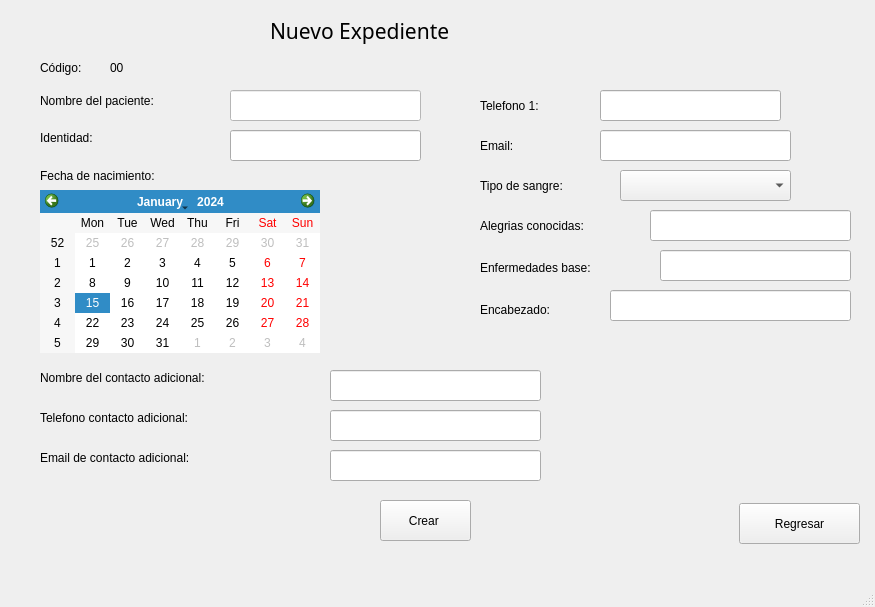
The window that App_Medica/mainwindow.ui (alejandra057/App_Medica_Progra3) describes before a commit, drawn with Qt 5.
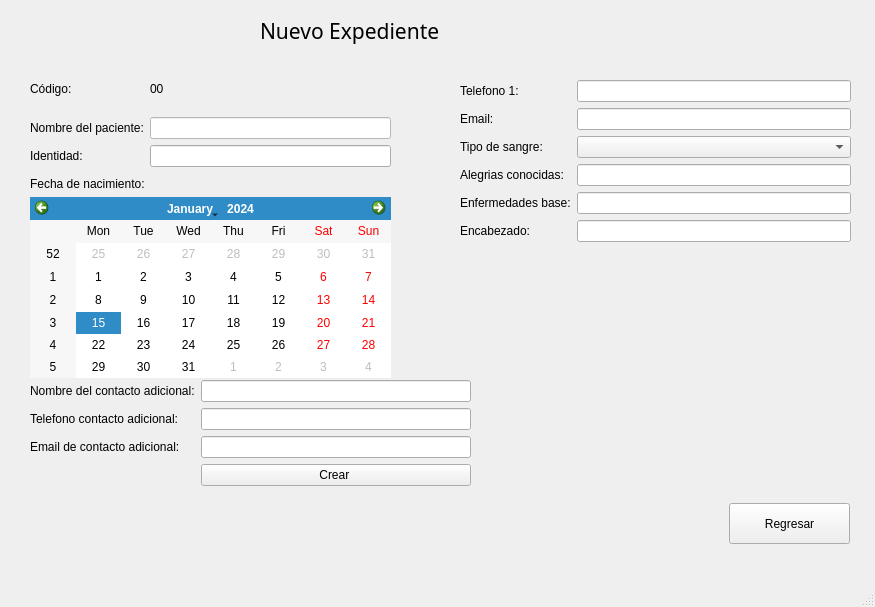
The same window after the commit. The open tabs and pages were chosen to show the change.

The edit to the form file:
```diff
--- a/App_Medica/mainwindow.ui
+++ b/App_Medica/mainwindow.ui
@@ -17,7 +17,7 @@
    <widget class="QStackedWidget" name="stackedWidget">
     <property name="geometry">
      <rect>
-      <x>-20</x>
+      <x>-30</x>
       <y>0</y>
       <width>891</width>
       <height>581</height>
@@ -1391,83 +1391,31 @@
        <string>Nuevo Expediente</string>
       </property>
      </widget>
-     <widget class="QLabel" name="label_36">
+     <widget class="QPushButton" name="pushButton_35">
       <property name="geometry">
        <rect>
-        <x>60</x>
-        <y>90</y>
-        <width>201</width>
-        <height>21</height>
-       </rect>
-      </property>
-      <property name="styleSheet">
-       <string notr="true">color: rgb(0, 0, 0);
-font: 700 11pt &quot;Segoe UI&quot;;</string>
-      </property>
-      <property name="text">
-       <string>Nombre del paciente:</string>
-      </property>
-     </widget>
-     <widget class="QLabel" name="label_37">
-      <property name="geometry">
-       <rect>
-        <x>60</x>
-        <y>130</y>
+        <x>759</x>
+        <y>503</y>
         <width>121</width>
-        <height>16</height>
+        <height>41</height>
        </rect>
       </property>
-      <property name="styleSheet">
-       <string notr="true">color: rgb(0, 0, 0);
-font: 700 11pt &quot;Segoe UI&quot;;</string>
-      </property>
       <property name="text">
-       <string>Identidad:</string>
+       <string>Regresar</string>
       </property>
      </widget>
-     <widget class="QLabel" name="label_38">
+     <widget class="QWidget" name="formLayoutWidget_8">
       <property name="geometry">
        <rect>
-        <x>60</x>
-        <y>60</y>
-        <width>121</width>
-        <height>16</height>
+        <x>490</x>
+        <y>80</y>
+        <width>391</width>
+        <height>221</height>
        </rect>
       </property>
-      <property name="styleSheet">
-       <string notr="true">color: rgb(0, 0, 0);
-font: 700 11pt &quot;Segoe UI&quot;;</string>
-      </property>
-      <property name="text">
-       <string>Código:</string>
-      </property>
-     </widget>
-     <widget class="QLabel" name="label_39">
-      <property name="geometry">
-       <rect>
-        <x>60</x>
-        <y>160</y>
-        <width>211</width>
-        <height>31</height>
-       </rect>
-      </property>
-      <property name="styleSheet">
-       <string notr="true">color: rgb(0, 0, 0);
-font: 700 11pt &quot;Segoe UI&quot;;</string>
-      </property>
-      <property name="text">
-       <string>Fecha de nacimiento:</string>
-      </property>
-     </widget>
+      <layout class="QFormLayout" name="formLayout_10">
+       <item row="1" column="0">
      <widget class="QLabel" name="label_40">
-      <property name="geometry">
-       <rect>
-        <x>500</x>
-        <y>90</y>
-        <width>101</width>
-        <height>31</height>
-       </rect>
-      </property>
       <property name="styleSheet">
        <string notr="true">color: rgb(0, 0, 0);
 font: 700 11pt &quot;Segoe UI&quot;;</string>
@@ -1476,32 +1424,9 @@
        <string>Telefono 1:</string>
       </property>
      </widget>
-     <widget class="QLabel" name="label_41">
-      <property name="geometry">
-       <rect>
-        <x>60</x>
-        <y>370</y>
-        <width>291</width>
-        <height>16</height>
-       </rect>
-      </property>
-      <property name="styleSheet">
-       <string notr="true">color: rgb(0, 0, 0);
-font: 700 11pt &quot;Segoe UI&quot;;</string>
-      </property>
-      <property name="text">
-       <string>Nombre del contacto adicional:</string>
-      </property>
-     </widget>
+       </item>
+       <item row="2" column="0">
      <widget class="QLabel" name="label_42">
-      <property name="geometry">
-       <rect>
-        <x>500</x>
-        <y>130</y>
-        <width>91</width>
-        <height>31</height>
-       </rect>
-      </property>
       <property name="styleSheet">
        <string notr="true">color: rgb(0, 0, 0);
 font: 700 11pt &quot;Segoe UI&quot;;</string>
@@ -1510,32 +1435,9 @@
        <string>Email:</string>
       </property>
      </widget>
-     <widget class="QLabel" name="label_43">
-      <property name="geometry">
-       <rect>
-        <x>60</x>
-        <y>410</y>
-        <width>271</width>
-        <height>16</height>
-       </rect>
-      </property>
-      <property name="styleSheet">
-       <string notr="true">color: rgb(0, 0, 0);
-font: 700 11pt &quot;Segoe UI&quot;;</string>
-      </property>
-      <property name="text">
-       <string>Telefono contacto adicional:</string>
-      </property>
-     </widget>
+       </item>
+       <item row="3" column="0">
      <widget class="QLabel" name="label_44">
-      <property name="geometry">
-       <rect>
-        <x>500</x>
-        <y>175</y>
-        <width>141</width>
-        <height>21</height>
-       </rect>
-      </property>
       <property name="styleSheet">
        <string notr="true">color: rgb(0, 0, 0);
 font: 700 11pt &quot;Segoe UI&quot;;</string>
@@ -1544,15 +1446,9 @@
        <string>Tipo de sangre:</string>
       </property>
      </widget>
+       </item>
+       <item row="4" column="0">
      <widget class="QLabel" name="label_45">
-      <property name="geometry">
-       <rect>
-        <x>500</x>
-        <y>210</y>
-        <width>171</width>
-        <height>31</height>
-       </rect>
-      </property>
       <property name="styleSheet">
        <string notr="true">color: rgb(0, 0, 0);
 font: 700 11pt &quot;Segoe UI&quot;;</string>
@@ -1561,15 +1457,9 @@
        <string>Alegrias conocidas:</string>
       </property>
      </widget>
+       </item>
+       <item row="5" column="0">
      <widget class="QLabel" name="label_46">
-      <property name="geometry">
-       <rect>
-        <x>500</x>
-        <y>260</y>
-        <width>191</width>
-        <height>16</height>
-       </rect>
-      </property>
       <property name="styleSheet">
        <string notr="true">color: rgb(0, 0, 0);
 font: 700 11pt &quot;Segoe UI&quot;;</string>
@@ -1578,151 +1468,26 @@
        <string>Enfermedades base:</string>
       </property>
      </widget>
-     <widget class="QPushButton" name="pushButton_34">
-      <property name="geometry">
-       <rect>
-        <x>400</x>
-        <y>500</y>
-        <width>91</width>
-        <height>41</height>
-       </rect>
-      </property>
-      <property name="text">
-       <string>Crear </string>
-      </property>
-     </widget>
-     <widget class="QPushButton" name="pushButton_35">
-      <property name="geometry">
-       <rect>
-        <x>759</x>
-        <y>503</y>
-        <width>121</width>
-        <height>41</height>
-       </rect>
-      </property>
-      <property name="text">
-       <string>Regresar</string>
-      </property>
-     </widget>
-     <widget class="QLabel" name="CodigoNextExpedienteLabel">
-      <property name="geometry">
-       <rect>
-        <x>130</x>
-        <y>60</y>
-        <width>49</width>
-        <height>16</height>
-       </rect>
-      </property>
+       </item>
+       <item row="6" column="0">
+        <widget class="QLabel" name="label_14">
       <property name="styleSheet">
        <string notr="true">color: rgb(0, 0, 0);
 font: 700 11pt &quot;Segoe UI&quot;;</string>
       </property>
       <property name="text">
-       <string>00</string>
-      </property>
-     </widget>
-     <widget class="QLineEdit" name="NamePacienteCrear">
-      <property name="geometry">
-       <rect>
-        <x>250</x>
-        <y>90</y>
-        <width>191</width>
-        <height>31</height>
-       </rect>
-      </property>
-      <property name="styleSheet">
-       <string notr="true">background-color: rgb(255, 255, 255);</string>
-      </property>
-     </widget>
-     <widget class="QLineEdit" name="IdentidadCrear">
-      <property name="geometry">
-       <rect>
-        <x>250</x>
-        <y>130</y>
-        <width>191</width>
-        <height>31</height>
-       </rect>
-      </property>
-     </widget>
-     <widget class="QLineEdit" name="Telefonocrear">
-      <property name="geometry">
-       <rect>
-        <x>620</x>
-        <y>90</y>
-        <width>181</width>
-        <height>31</height>
-       </rect>
-      </property>
-     </widget>
-     <widget class="QLineEdit" name="EmailCrear">
-      <property name="geometry">
-       <rect>
-        <x>620</x>
-        <y>130</y>
-        <width>191</width>
-        <height>31</height>
-       </rect>
-      </property>
-     </widget>
-     <widget class="QLineEdit" name="contacadiocionalCrear">
-      <property name="geometry">
-       <rect>
-        <x>350</x>
-        <y>370</y>
-        <width>211</width>
-        <height>31</height>
-       </rect>
-      </property>
-     </widget>
-     <widget class="QCalendarWidget" name="calendarFechaNacimiento">
-      <property name="geometry">
-       <rect>
-        <x>60</x>
-        <y>190</y>
-        <width>280</width>
-        <height>163</height>
-       </rect>
-      </property>
-     </widget>
-     <widget class="QLineEdit" name="TelefonoadiocionalCrear">
-      <property name="geometry">
-       <rect>
-        <x>350</x>
-        <y>410</y>
-        <width>211</width>
-        <height>31</height>
-       </rect>
-      </property>
-     </widget>
-     <widget class="QLineEdit" name="AlergiasCrear">
-      <property name="geometry">
-       <rect>
-        <x>670</x>
-        <y>210</y>
-        <width>201</width>
-        <height>31</height>
-       </rect>
-      </property>
-     </widget>
-     <widget class="QLineEdit" name="EnfermedadesCrear">
-      <property name="geometry">
-       <rect>
-        <x>680</x>
-        <y>250</y>
-        <width>191</width>
-        <height>31</height>
-       </rect>
-      </property>
-     </widget>
+          <string>Encabezado:</string>
+         </property>
+        </widget>
+       </item>
+       <item row="1" column="1">
+        <widget class="QLineEdit" name="Telefonocrear"/>
+       </item>
+       <item row="2" column="1">
+        <widget class="QLineEdit" name="EmailCrear"/>
+       </item>
+       <item row="3" column="1">
      <widget class="QComboBox" name="TipodeSangreCrear">
-      <property name="geometry">
-       <rect>
-        <x>640</x>
-        <y>170</y>
-        <width>171</width>
-        <height>31</height>
-       </rect>
-      </property>
       <item>
        <property name="text">
         <string/>
@@ -1769,42 +1534,58 @@
        </property>
       </item>
      </widget>
-     <widget class="QLabel" name="label_14">
+       </item>
+       <item row="4" column="1">
+        <widget class="QLineEdit" name="AlergiasCrear"/>
+       </item>
+       <item row="5" column="1">
+        <widget class="QLineEdit" name="EnfermedadesCrear"/>
+       </item>
+       <item row="6" column="1">
+        <widget class="QLineEdit" name="EncabezadoCrear"/>
+       </item>
+      </layout>
+     </widget>
+     <widget class="QWidget" name="formLayoutWidget_9">
       <property name="geometry">
        <rect>
-        <x>500</x>
-        <y>300</y>
-        <width>131</width>
-        <height>20</height>
+        <x>60</x>
+        <y>380</y>
+        <width>441</width>
+        <height>136</height>
        </rect>
       </property>
+      <layout class="QFormLayout" name="formLayout_11">
+       <item row="0" column="0">
+        <widget class="QLabel" name="label_41">
       <property name="styleSheet">
        <string notr="true">color: rgb(0, 0, 0);
 font: 700 11pt &quot;Segoe UI&quot;;</string>
       </property>
       <property name="text">
-       <string>Encabezado:</string>
-      </property>
-     </widget>
-     <widget class="QLineEdit" name="EncabezadoCrear">
-      <property name="geometry">
-       <rect>
-        <x>630</x>
-        <y>290</y>
-        <width>241</width>
-        <height>31</height>
-       </rect>
-      </property>
-     </widget>
+          <string>Nombre del contacto adicional:</string>
+         </property>
+        </widget>
+       </item>
+       <item row="0" column="1">
+        <widget class="QLineEdit" name="contacadiocionalCrear"/>
+       </item>
+       <item row="1" column="0">
+        <widget class="QLabel" name="label_43">
+         <property name="styleSheet">
+          <string notr="true">color: rgb(0, 0, 0);
+font: 700 11pt &quot;Segoe UI&quot;;</string>
+         </property>
+         <property name="text">
+          <string>Telefono contacto adicional:</string>
+         </property>
+        </widget>
+       </item>
+       <item row="1" column="1">
+        <widget class="QLineEdit" name="TelefonoadiocionalCrear"/>
+       </item>
+       <item row="2" column="0">
      <widget class="QLabel" name="label_102">
-      <property name="geometry">
-       <rect>
-        <x>60</x>
-        <y>450</y>
-        <width>261</width>
-        <height>16</height>
-       </rect>
-      </property>
       <property name="styleSheet">
        <string notr="true">color: rgb(0, 0, 0);
 font: 700 11pt &quot;Segoe UI&quot;;</string>
@@ -1813,15 +1594,110 @@
        <string>Email de contacto adicional:</string>
       </property>
      </widget>
-     <widget class="QLineEdit" name="EmailadionalCrear">
+       </item>
+       <item row="2" column="1">
+        <widget class="QLineEdit" name="EmailadionalCrear"/>
+       </item>
+       <item row="3" column="1">
+        <widget class="QPushButton" name="pushButton_34">
+         <property name="text">
+          <string>Crear </string>
+         </property>
+        </widget>
+       </item>
+      </layout>
+     </widget>
+     <widget class="QWidget" name="verticalLayoutWidget_31">
       <property name="geometry">
        <rect>
-        <x>350</x>
-        <y>450</y>
-        <width>211</width>
-        <height>31</height>
+        <x>60</x>
+        <y>177</y>
+        <width>361</width>
+        <height>201</height>
        </rect>
       </property>
+      <layout class="QVBoxLayout" name="verticalLayout_33">
+       <item>
+        <widget class="QLabel" name="label_39">
+         <property name="styleSheet">
+          <string notr="true">color: rgb(0, 0, 0);
+font: 700 11pt &quot;Segoe UI&quot;;</string>
+         </property>
+         <property name="text">
+          <string>Fecha de nacimiento:</string>
+         </property>
+        </widget>
+       </item>
+       <item>
+        <widget class="QCalendarWidget" name="calendarFechaNacimiento"/>
+       </item>
+      </layout>
+     </widget>
+     <widget class="QWidget" name="gridLayoutWidget_8">
+      <property name="geometry">
+       <rect>
+        <x>60</x>
+        <y>66</y>
+        <width>361</width>
+        <height>101</height>
+       </rect>
+      </property>
+      <layout class="QGridLayout" name="gridLayout_13">
+       <item row="1" column="0">
+        <widget class="QLabel" name="label_36">
+         <property name="styleSheet">
+          <string notr="true">color: rgb(0, 0, 0);
+font: 700 11pt &quot;Segoe UI&quot;;</string>
+         </property>
+         <property name="text">
+          <string>Nombre del paciente:</string>
+         </property>
+        </widget>
+       </item>
+       <item row="1" column="1">
+        <widget class="QLineEdit" name="NamePacienteCrear">
+         <property name="styleSheet">
+          <string notr="true">background-color: rgb(255, 255, 255);</string>
+         </property>
+        </widget>
+       </item>
+       <item row="2" column="1">
+        <widget class="QLineEdit" name="IdentidadCrear"/>
+       </item>
+       <item row="0" column="0">
+        <widget class="QLabel" name="label_38">
+         <property name="styleSheet">
+          <string notr="true">color: rgb(0, 0, 0);
+font: 700 11pt &quot;Segoe UI&quot;;</string>
+         </property>
+         <property name="text">
+          <string>Código:</string>
+         </property>
+        </widget>
+       </item>
+       <item row="2" column="0">
+        <widget class="QLabel" name="label_37">
+         <property name="styleSheet">
+          <string notr="true">color: rgb(0, 0, 0);
+font: 700 11pt &quot;Segoe UI&quot;;</string>
+         </property>
+         <property name="text">
+          <string>Identidad:</string>
+         </property>
+        </widget>
+       </item>
+       <item row="0" column="1">
+        <widget class="QLabel" name="CodigoNextExpedienteLabel">
+         <property name="styleSheet">
+          <string notr="true">color: rgb(0, 0, 0);
+font: 700 11pt &quot;Segoe UI&quot;;</string>
+         </property>
+         <property name="text">
+          <string>00</string>
+         </property>
+        </widget>
+       </item>
+      </layout>
      </widget>
     </widget>
     <widget class="QWidget" name="AgregardataExp">
```
Left out of the diff: 3950 changed lines with no effect on the pictures. Lines whose indentation alone changed are shown as unchanged.
